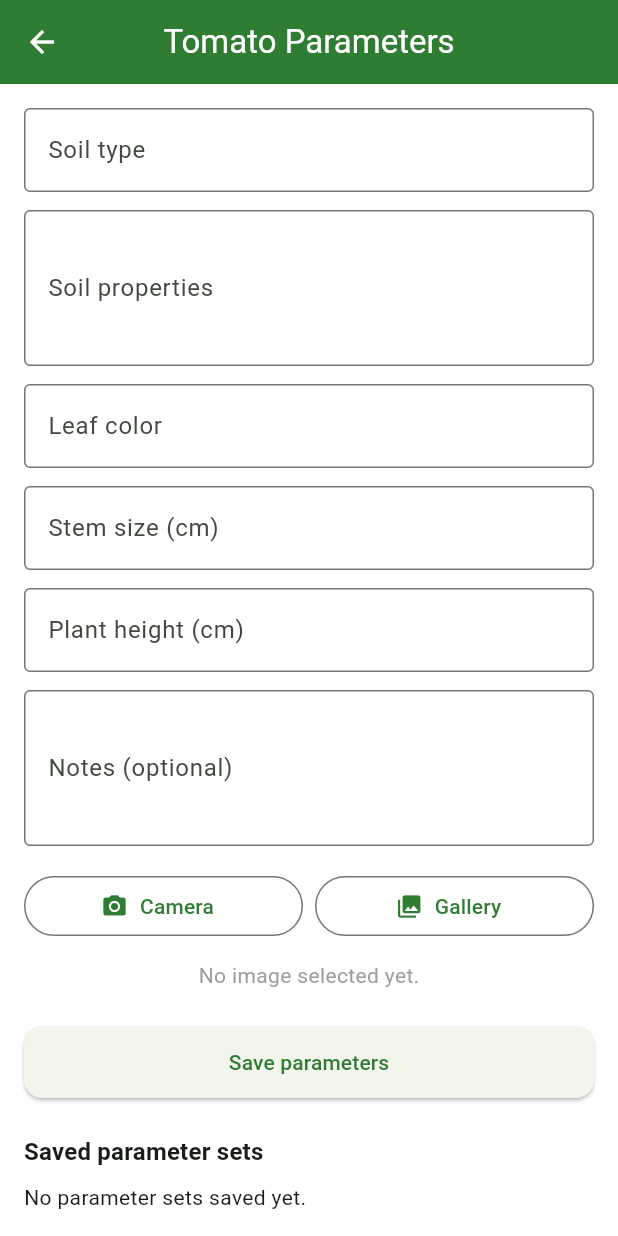
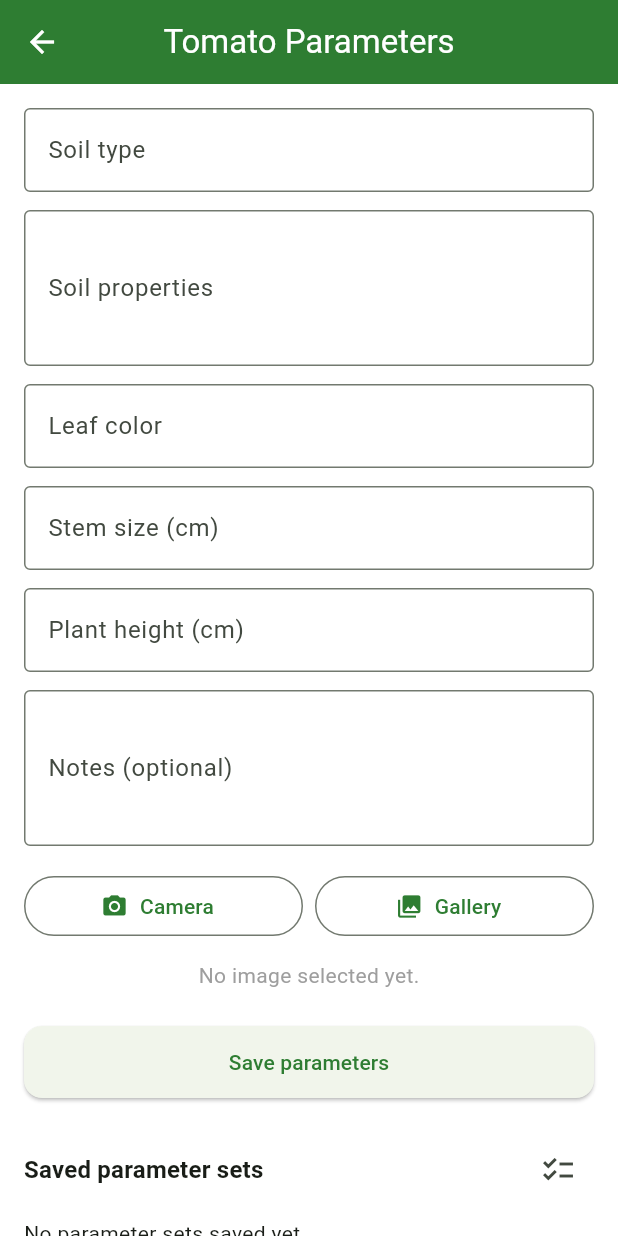
Before and after one commit to santawearscoolpants/npk_soil_sensor, a Flutter app: the CropFormScreen screen opened directly, on a phone screen of 412 x 824 dp. Run offline on Flutter 3.47's test engine with Material 3 defaults, Android fonts, the phone set to English and light mode, and no system bars; our stand-ins replace csv, drift, flutter_blue_plus, flutter_riverpod, image_picker, pdf and 3 more; accounts and stored records are empty; generated files the repository leaves out were written again.

Commit message:
Add multi-select functionality and form validation in CropFormScreen: implement selection management for crop parameters, enhance form validation with submission state, and update UI for multi-select actions.

```diff
--- a/csir_soil_sensor/lib/src/features/crop_params/crop_form_screen.dart
+++ b/csir_soil_sensor/lib/src/features/crop_params/crop_form_screen.dart
@@ -34,8 +34,11 @@ class _CropFormScreenState extends ConsumerState<CropFormScreen> {
 
   File? _selectedImage;
   bool _saving = false;
+  bool _submitted = false;
   int? _editingId;
   String? _editingExistingImagePath;
+  final Set<int> _selectedIds = {};
+  bool _multiSelectMode = false;
 
   @override
   void dispose() {
@@ -58,6 +61,10 @@ class _CropFormScreenState extends ConsumerState<CropFormScreen> {
   }
 
   Future<void> _save() async {
+    setState(() {
+      _submitted = true;
+    });
+
     // Ensure we have permission to write files before proceeding.
     final permissionService = ref.read(permissionServiceProvider);
     final allowed = await permissionService.ensureStoragePermission();
@@ -168,6 +175,7 @@ class _CropFormScreenState extends ConsumerState<CropFormScreen> {
         _selectedImage = null;
         _editingId = null;
         _editingExistingImagePath = null;
+        _submitted = false;
       });
 
       ScaffoldMessenger.of(context).showSnackBar(
@@ -187,6 +195,7 @@ class _CropFormScreenState extends ConsumerState<CropFormScreen> {
       if (mounted) {
         setState(() {
           _saving = false;
+          _submitted = false;
         });
       }
     }
@@ -199,15 +208,7 @@ class _CropFormScreenState extends ConsumerState<CropFormScreen> {
         appBar: AppBar(
           title: const Text('Tomato Parameters'),
         ),
-        body: GestureDetector(
-          behavior: HitTestBehavior.deferToChild,
-          onTap: () {
-            final currentFocus = FocusScope.of(context);
-            if (!currentFocus.hasPrimaryFocus && currentFocus.focusedChild != null) {
-              currentFocus.unfocus();
-            }
-          },
-          child: SingleChildScrollView(
+        body: SingleChildScrollView(
           keyboardDismissBehavior: ScrollViewKeyboardDismissBehavior.onDrag,
           padding: const EdgeInsets.all(16),
           child: Column(
@@ -215,62 +216,82 @@ class _CropFormScreenState extends ConsumerState<CropFormScreen> {
             children: [
               Form(
                 key: _formKey,
+                autovalidateMode: _submitted
+                    ? AutovalidateMode.always
+                    : AutovalidateMode.disabled,
                 child: Column(
                   children: [
                     TextFormField(
                       controller: _soilTypeController,
+                      onTapOutside: (_) => FocusScope.of(context).unfocus(),
                       decoration: const InputDecoration(
                         labelText: 'Soil type',
+                        errorStyle:
+                            TextStyle(height: 0, color: Colors.transparent),
                       ),
                       validator: (v) =>
-                            v == null || v.isEmpty ? 'Required' : null,
+                          _submitted && (v == null || v.isEmpty) ? ' ' : null,
                     ),
                     const SizedBox(height: 12),
                     TextFormField(
                       controller: _soilPropertiesController,
                       maxLines: 3,
+                      onTapOutside: (_) => FocusScope.of(context).unfocus(),
                       decoration: const InputDecoration(
                         labelText: 'Soil properties',
                         hintText: 'Texture, drainage, organic matter, etc.',
+                        errorStyle:
+                            TextStyle(height: 0, color: Colors.transparent),
                       ),
-                        validator: (v) =>
-                            v == null || v.isEmpty ? 'Required' : null,
+                      validator: (v) => _submitted && (v == null || v.isEmpty)
+                          ? ' '
+                          : null,
                     ),
                     const SizedBox(height: 12),
                     TextFormField(
                       controller: _leafColorController,
+                      onTapOutside: (_) => FocusScope.of(context).unfocus(),
                       decoration: const InputDecoration(
                         labelText: 'Leaf color',
                         hintText: 'e.g. dark green, pale yellow',
+                        errorStyle:
+                            TextStyle(height: 0, color: Colors.transparent),
                       ),
                       validator: (v) =>
-                            v == null || v.isEmpty ? 'Required' : null,
+                          _submitted && (v == null || v.isEmpty) ? ' ' : null,
                     ),
                     const SizedBox(height: 12),
                     TextFormField(
                       controller: _stemDescriptionController,
                       keyboardType:
                           const TextInputType.numberWithOptions(decimal: true),
+                      onTapOutside: (_) => FocusScope.of(context).unfocus(),
                       decoration: const InputDecoration(
                         labelText: 'Stem size (cm)',
                         hintText: 'e.g. 1.5',
+                        errorStyle:
+                            TextStyle(height: 0, color: Colors.transparent),
                       ),
                       validator: (v) =>
-                            v == null || v.isEmpty ? 'Required' : null,
+                          _submitted && (v == null || v.isEmpty) ? ' ' : null,
                     ),
                     const SizedBox(height: 12),
                     TextFormField(
                       controller: _heightController,
                       keyboardType:
                           const TextInputType.numberWithOptions(decimal: true),
+                      onTapOutside: (_) => FocusScope.of(context).unfocus(),
                       decoration: const InputDecoration(
                         labelText: 'Plant height (cm)',
+                        errorStyle:
+                            TextStyle(height: 0, color: Colors.transparent),
                       ),
                       validator: (v) {
-                          if (v == null || v.isEmpty) return 'Required';
+                        if (!_submitted) return null;
+                        if (v == null || v.isEmpty) return ' ';
                         final value = double.tryParse(v);
-                          if (value == null) return 'Enter a valid number';
-                          if (value <= 0) return 'Height must be positive';
+                        if (value == null) return ' ';
+                        if (value <= 0) return ' ';
                         return null;
                       },
                     ),
@@ -278,8 +299,11 @@ class _CropFormScreenState extends ConsumerState<CropFormScreen> {
                     TextFormField(
                       controller: _notesController,
                       maxLines: 3,
+                      onTapOutside: (_) => FocusScope.of(context).unfocus(),
                       decoration: const InputDecoration(
                         labelText: 'Notes (optional)',
+                        errorStyle:
+                            TextStyle(height: 0, color: Colors.transparent),
                       ),
                     ),
                     const SizedBox(height: 16),
@@ -345,9 +369,13 @@ class _CropFormScreenState extends ConsumerState<CropFormScreen> {
               _CropParamsHistorySection(
                 onEdit: _startEdit,
                 onDelete: _confirmDelete,
+                selectedIds: _selectedIds,
+                onToggleSelected: _toggleSelected,
+                multiSelectMode: _multiSelectMode,
+                onToggleMultiSelect: _toggleMultiSelectMode,
+                onDeleteSelected: _confirmDeleteSelected,
               ),
             ],
-            ),
           ),
         ),
       ),
@@ -432,6 +460,86 @@ class _CropFormScreenState extends ConsumerState<CropFormScreen> {
       );
     }
   }
+
+  void _toggleSelected(CropParam item) {
+    if (!_multiSelectMode) return;
+    setState(() {
+      if (_selectedIds.contains(item.id)) {
+        _selectedIds.remove(item.id);
+      } else {
+        _selectedIds.add(item.id);
+      }
+    });
+  }
+
+  Future<void> _confirmDeleteSelected() async {
+    if (_selectedIds.isEmpty) return;
+
+    final confirmed = await showDialog<bool>(
+      context: context,
+      builder: (context) => AlertDialog(
+        title: const Text('Delete selected sets?'),
+        content: Text(
+          'This will delete ${_selectedIds.length} selected sets and their images.',
+        ),
+        actions: [
+          TextButton(
+            onPressed: () => Navigator.of(context).pop(false),
+            child: const Text('Cancel'),
+          ),
+          TextButton(
+            onPressed: () => Navigator.of(context).pop(true),
+            child: const Text('Delete'),
+          ),
+        ],
+      ),
+    );
+
+    if (confirmed != true) return;
+
+    final repo = ref.read(_cropRepoProvider);
+    for (final id in _selectedIds.toList()) {
+      await repo.deleteCropParams(id);
+    }
+    ref.invalidate(_cropHistoryProvider);
+
+    // If the edited item was among deleted, clear form.
+    if (_editingId != null && _selectedIds.contains(_editingId)) {
+      _formKey.currentState?.reset();
+      _soilTypeController.clear();
+      _soilPropertiesController.clear();
+      _leafColorController.clear();
+      _stemDescriptionController.clear();
+      _heightController.clear();
+      _notesController.clear();
+      setState(() {
+        _selectedImage = null;
+        _editingId = null;
+        _editingExistingImagePath = null;
+        _submitted = false;
+      });
+    }
+
+    setState(() {
+      _selectedIds.clear();
+      _multiSelectMode = false;
+    });
+
+    if (mounted) {
+      ScaffoldMessenger.of(context).showSnackBar(
+        const SnackBar(content: Text('Selected sets deleted')),
+      );
+    }
+  }
+
+  void _toggleMultiSelectMode() {
+    setState(() {
+      _multiSelectMode = !_multiSelectMode;
+      if (!_multiSelectMode) {
+        _selectedIds.clear();
+      }
+    });
+  }
 }
 
 final _cropHistoryProvider =
@@ -445,10 +553,20 @@ class _CropParamsHistorySection extends ConsumerWidget {
   const _CropParamsHistorySection({
     required this.onEdit,
     required this.onDelete,
+    required this.selectedIds,
+    required this.onToggleSelected,
+    required this.multiSelectMode,
+    required this.onToggleMultiSelect,
+    required this.onDeleteSelected,
   });
 
   final void Function(CropParam) onEdit;
   final void Function(CropParam) onDelete;
+  final Set<int> selectedIds;
+  final void Function(CropParam) onToggleSelected;
+  final bool multiSelectMode;
+  final VoidCallback onToggleMultiSelect;
+  final VoidCallback onDeleteSelected;
 
   @override
   Widget build(BuildContext context, WidgetRef ref) {
@@ -457,12 +575,31 @@ class _CropParamsHistorySection extends ConsumerWidget {
     return Column(
       crossAxisAlignment: CrossAxisAlignment.start,
       children: [
-        Text(
+        Row(
+          children: [
+            Expanded(
+              child: Text(
                 'Saved parameter sets',
                 style: Theme.of(context)
                     .textTheme
                     .titleMedium
                     ?.copyWith(fontWeight: FontWeight.bold),
+              ),
+            ),
+            if (multiSelectMode)
+              IconButton(
+                icon: const Icon(Icons.delete_forever),
+                tooltip: 'Delete selected',
+                onPressed: selectedIds.isEmpty ? null : onDeleteSelected,
+              ),
+            IconButton(
+              icon: Icon(
+                multiSelectMode ? Icons.close : Icons.checklist,
+              ),
+              tooltip: multiSelectMode ? 'Cancel selection' : 'Select multiple',
+              onPressed: onToggleMultiSelect,
+            ),
+          ],
         ),
         const SizedBox(height: 8),
         asyncHistory.when(
@@ -477,6 +614,12 @@ class _CropParamsHistorySection extends ConsumerWidget {
               itemBuilder: (context, index) {
                 final item = items[index];
                 return ListTile(
+                  leading: multiSelectMode
+                      ? Checkbox(
+                          value: selectedIds.contains(item.id),
+                          onChanged: (_) => onToggleSelected(item),
+                        )
+                      : null,
                   title: Text(
                     'Tomato set #${item.id}',
                     style: const TextStyle(fontWeight: FontWeight.bold),
```
Lines whose indentation alone changed are shown as unchanged.
